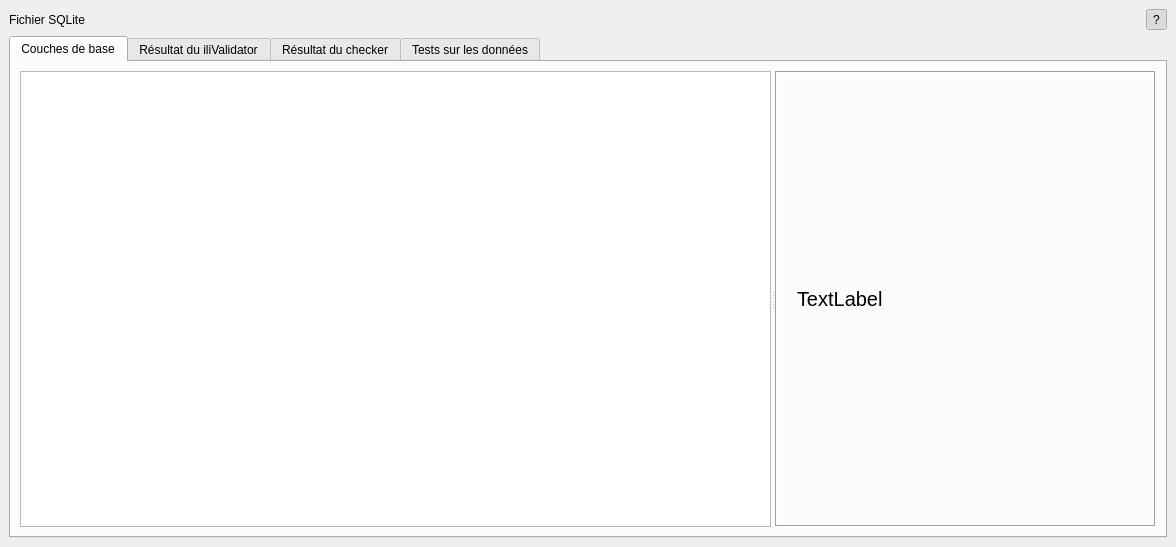
The window that verivd/ui/veri_vd_dockwidget_base.ui (VeriVD/qgis_VeriVD) describes before a commit, drawn with Qt 5.
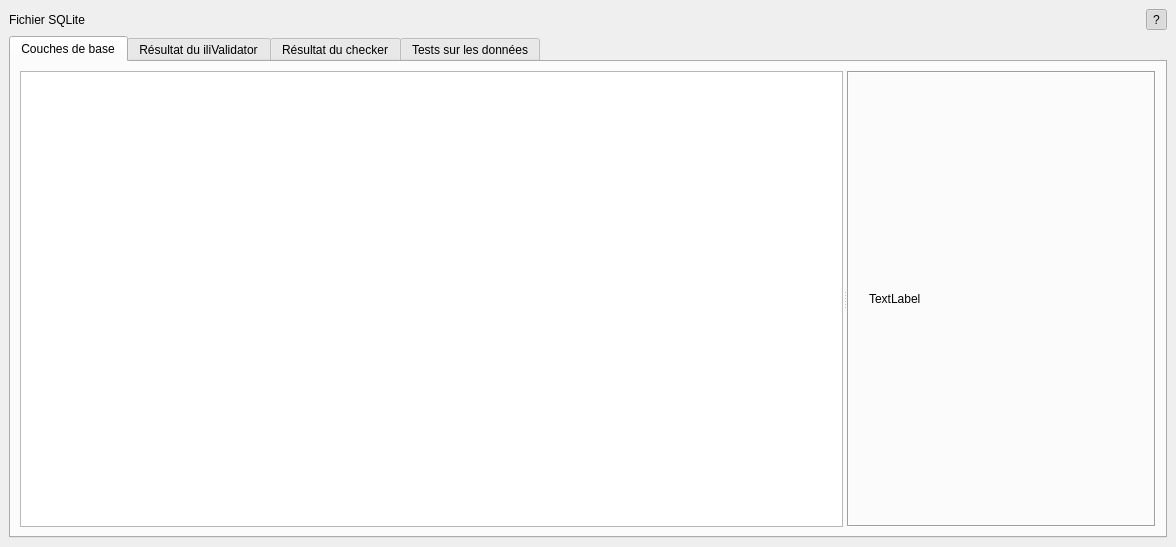
The same window after the commit. Custom widgets are drawn as their Qt base class.

Commit message: fix help UX follow up

Patch:
```diff
--- a/verivd/ui/veri_vd_dockwidget_base.ui
+++ b/verivd/ui/veri_vd_dockwidget_base.ui
@@ -104,11 +104,6 @@
             </property>
             <item row="0" column="0">
              <widget class="QLabel" name="base_help_label">
-              <property name="font">
-               <font>
-                <pointsize>15</pointsize>
-               </font>
-              </property>
               <property name="frameShape">
                <enum>QFrame::NoFrame</enum>
               </property>
```
Left out of the diff: 23 changed lines with no effect on the pictures. The commit also changes 1 other file.
